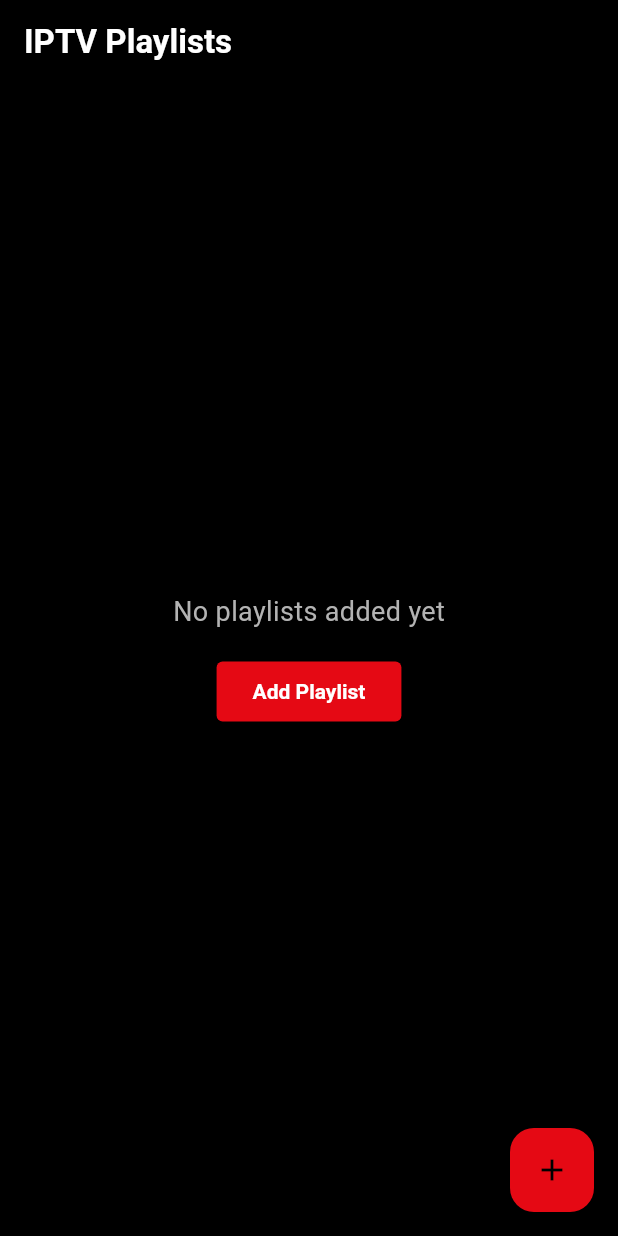
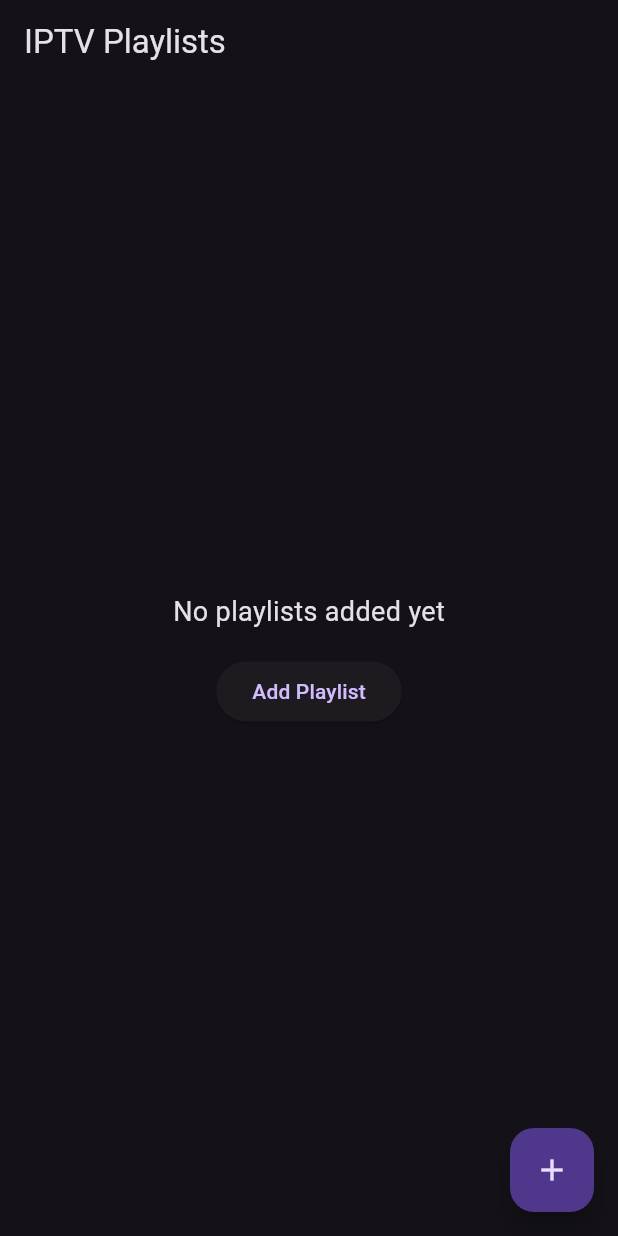
Before and after one commit to LukasSteinerr/new_tv_app, a Flutter app: the screen it shows after launch, on a phone screen of 412 x 824 dp. Run offline on Flutter 3.47's test engine with Material 3 defaults, Android fonts, the phone set to English and light mode, and no system bars; our stand-ins replace loading_animation_widget, objectbox, transparent_image; missing offline and left inert: flutter_vlc_player; generated files the repository leaves out were written again.

Commit message:
remove theme file

```diff
--- a/lib/constants/app_theme.dart
+++ /dev/null
@@ -1,103 +0,0 @@
-import 'package:flutter/material.dart';
-
-/// App color constants
-class AppColors {
-  // Primary colors
-  static const netflixRed = Color(0xFFE50914);
-  static const netflixBlack = Color(0xFF000000);
-  static const netflixDarkGrey = Color(0xFF333333);
-  static const netflixMediumGrey = Color(0xFF6D6D6D);
-  static const netflixLightGrey = Color(0xFFB3B3B3);
-
-  // Background colors
-  static const netflixBackground = Color(0xFF000000); // Pure black
-  static const netflixCardBackground = Color(0xFF121212); // Very dark grey
-
-  // Text colors
-  static const netflixTextPrimary = Colors.white;
-  static const netflixTextSecondary = Color(0xFFB3B3B3);
-
-  // Status colors
-  static const netflixSuccess = Color(0xFF46D369);
-  static const netflixWarning = Color(0xFFFFA00A);
-  static const netflixError = Color(0xFFE50914);
-}
-
-/// App theme
-class AppTheme {
-  // Dark theme (Netflix-like)
-  static final ThemeData darkTheme = ThemeData.dark().copyWith(
-    colorScheme: ColorScheme.dark(
-      primary: AppColors.netflixRed,
-      secondary: AppColors.netflixRed,
-      surface: AppColors.netflixCardBackground,
-      onSurface: AppColors.netflixTextPrimary,
-      error: AppColors.netflixError,
-    ),
-    scaffoldBackgroundColor: AppColors.netflixBackground,
-    appBarTheme: const AppBarTheme(
-      backgroundColor: Colors.transparent,
-      elevation: 0,
-      centerTitle: false,
-      titleTextStyle: TextStyle(
-        fontSize: 22,
-        fontWeight: FontWeight.bold,
-        color: Colors.white,
-      ),
-      iconTheme: IconThemeData(color: Colors.white),
-    ),
-    bottomNavigationBarTheme: BottomNavigationBarThemeData(
-      backgroundColor: AppColors.netflixBackground,
-      selectedItemColor: Colors.white,
-      unselectedItemColor: AppColors.netflixLightGrey,
-      type: BottomNavigationBarType.fixed,
-      elevation: 8,
-    ),
-    cardTheme: CardTheme(
-      color: AppColors.netflixCardBackground,
-      elevation: 4,
-      shape: RoundedRectangleBorder(borderRadius: BorderRadius.circular(8)),
-    ),
-    elevatedButtonTheme: ElevatedButtonThemeData(
-      style: ElevatedButton.styleFrom(
-        backgroundColor: AppColors.netflixRed,
-        foregroundColor: Colors.white,
-        textStyle: const TextStyle(fontWeight: FontWeight.bold),
-        shape: RoundedRectangleBorder(borderRadius: BorderRadius.circular(4)),
-      ),
-    ),
-    textButtonTheme: TextButtonThemeData(
-      style: TextButton.styleFrom(
-        foregroundColor: Colors.white,
-        textStyle: const TextStyle(fontWeight: FontWeight.bold),
-      ),
-    ),
-    textTheme: const TextTheme(
-      headlineLarge: TextStyle(
-        fontSize: 32,
-        fontWeight: FontWeight.bold,
-        color: Colors.white,
-      ),
-      headlineMedium: TextStyle(
-        fontSize: 24,
-        fontWeight: FontWeight.bold,
-        color: Colors.white,
-      ),
-      titleLarge: TextStyle(
-        fontSize: 20,
-        fontWeight: FontWeight.bold,
-        color: Colors.white,
-      ),
-      titleMedium: TextStyle(
-        fontSize: 16,
-        fontWeight: FontWeight.bold,
-        color: Colors.white,
-      ),
-      bodyLarge: TextStyle(fontSize: 16, color: Colors.white),
-      bodyMedium: TextStyle(
-        fontSize: 14,
-        color: AppColors.netflixTextSecondary,
-      ),
-    ),
-  );
-}
--- a/lib/main.dart
+++ b/lib/main.dart
@@ -3,7 +3,6 @@ import 'package:flutter/services.dart';
 import 'services/objectbox_service.dart';
 import 'services/playlist_service.dart';
 import 'screens/home_screen.dart';
-import 'constants/app_theme.dart';
 
 void main() async {
   WidgetsFlutterBinding.ensureInitialized();
@@ -31,9 +30,8 @@ class MyApp extends StatelessWidget {
   Widget build(BuildContext context) {
     return MaterialApp(
       title: 'IPTV Player',
-      theme: AppTheme.darkTheme, // Use Netflix-style dark theme
-      darkTheme: AppTheme.darkTheme, // Use Netflix-style dark theme
-      themeMode: ThemeMode.dark, // Always use dark theme like Netflix
+      theme: ThemeData.dark(),
+      darkTheme: ThemeData.dark(),
       home: HomeScreen(playlistService: playlistService),
     );
   }
--- a/lib/widgets/content_carousel.dart
+++ b/lib/widgets/content_carousel.dart
@@ -1,5 +1,4 @@
 import 'package:flutter/material.dart';
-import '../constants/app_theme.dart';
 
 class ContentCarousel<T> extends StatelessWidget {
   final String title;
@@ -57,7 +56,7 @@ class ContentCarousel<T> extends StatelessWidget {
                         Text(
                           'See All',
                           style: TextStyle(
-                            color: AppColors.netflixTextSecondary,
+                            color: Colors.grey,
                             fontWeight: FontWeight.bold,
                           ),
                         ),
@@ -65,7 +64,7 @@ class ContentCarousel<T> extends StatelessWidget {
                         Icon(
                           Icons.arrow_forward_ios,
                           size: 12,
-                          color: AppColors.netflixTextSecondary,
+                          color: Colors.grey,
                         ),
                       ],
                     ),
```
